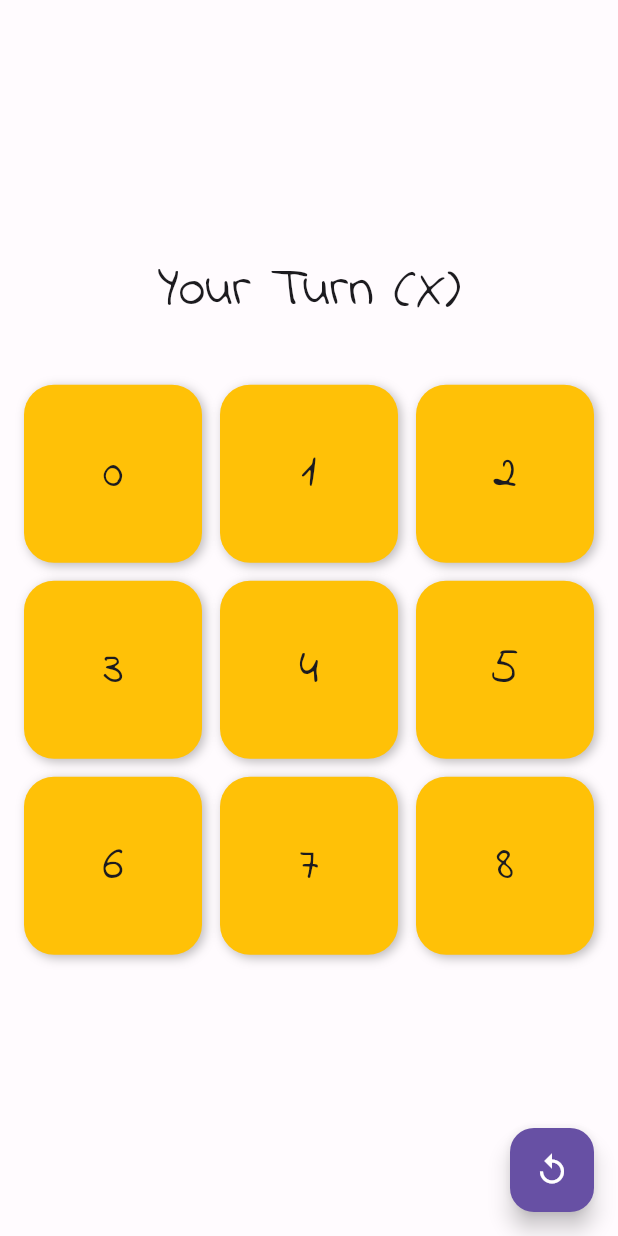
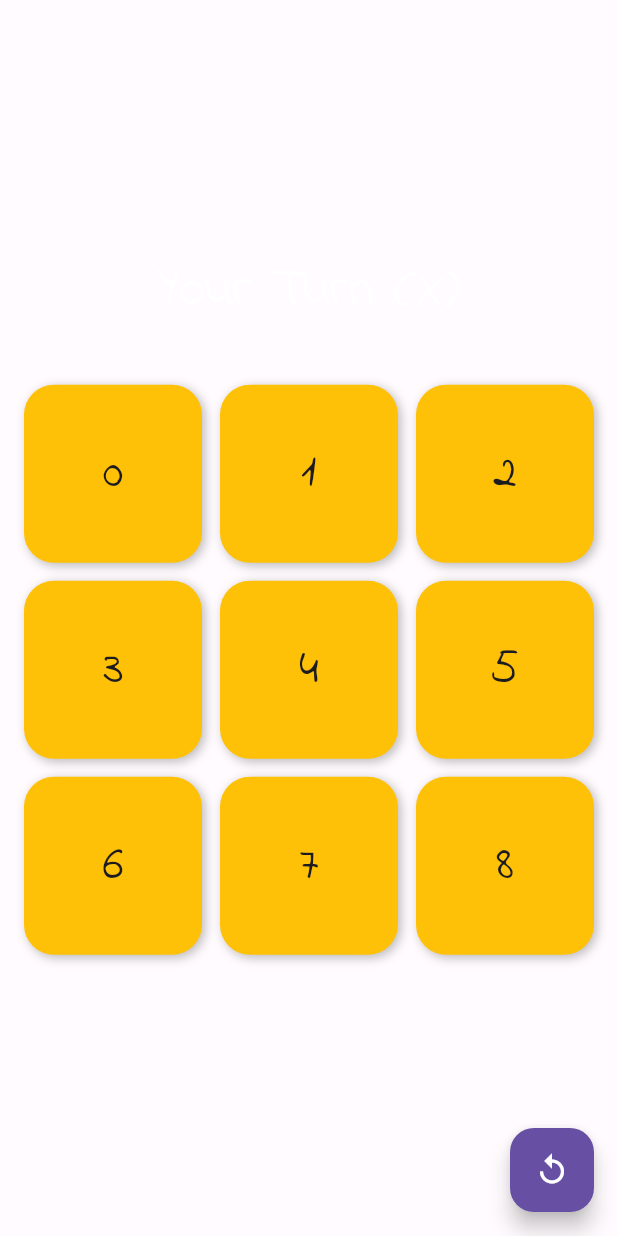
Before and after one commit to SAQG007/tic_tac_toe, a Flutter app: the Choose screen opened directly, after a tap on "Play as X", on a phone screen of 412 x 824 dp. Run offline on Flutter 3.47's test engine with Material 2 defaults, Android fonts, the light colour scheme and no system bars; our stand-ins replace rive, shared_preferences; missing offline and left inert: flame_audio; accounts and stored records are empty.

Commit message:
Change colors

```diff
--- a/lib/theme/theme.dart
+++ b/lib/theme/theme.dart
@@ -11,8 +11,8 @@ ThemeData myTheme = ThemeData(
     onPrimary: Color(0xffFFFFFF),
     secondary: Color(0xff625B71),
     onSecondary: Color(0xffFFFFFF),
-    background: Color(0xffFFFBFE),
-    onBackground: Color(0xff1C1B1F),
+    background: Color(0xff1C1B1F),
+    onBackground: Color(0xffFFFBFE),
     surface: Color(0xffFFFBFE),
     onSurface: Color(0xff1C1B1F),
     error: Color(0xffB3261E),
@@ -27,6 +27,7 @@ ThemeData myTheme = ThemeData(
     ),
     displaySmall: TextStyle(
       fontFamily: fontFamily,
+      color: Colors.white,
     ),
     headlineSmall: TextStyle(
       fontFamily: fontFamily,
```
